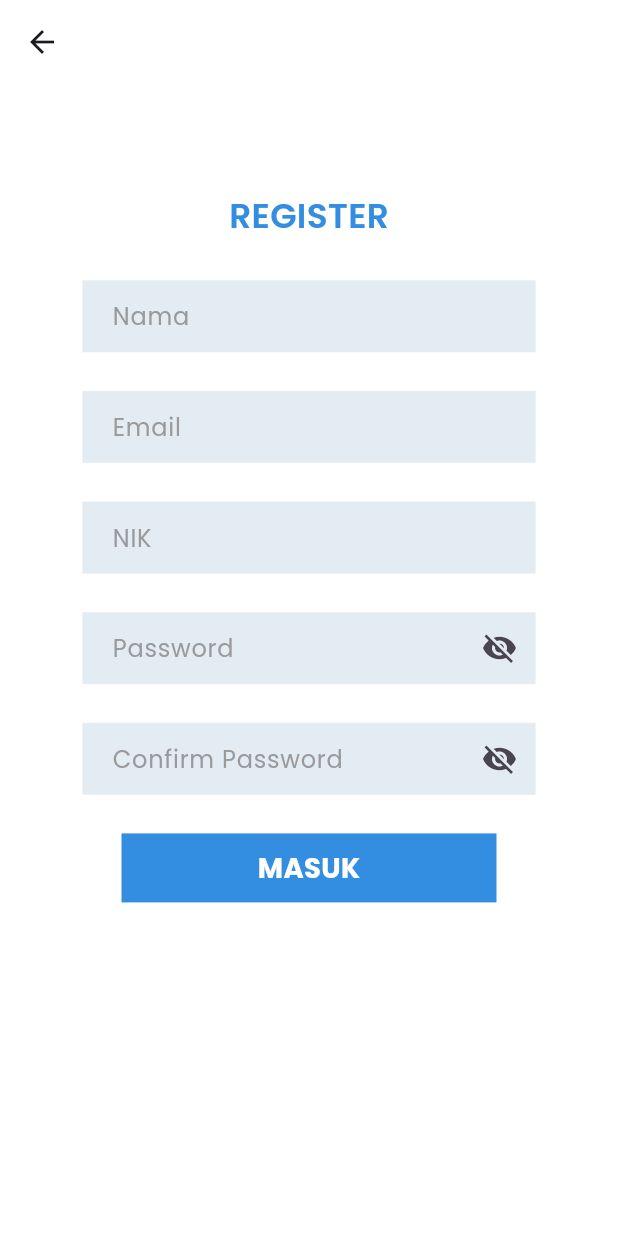
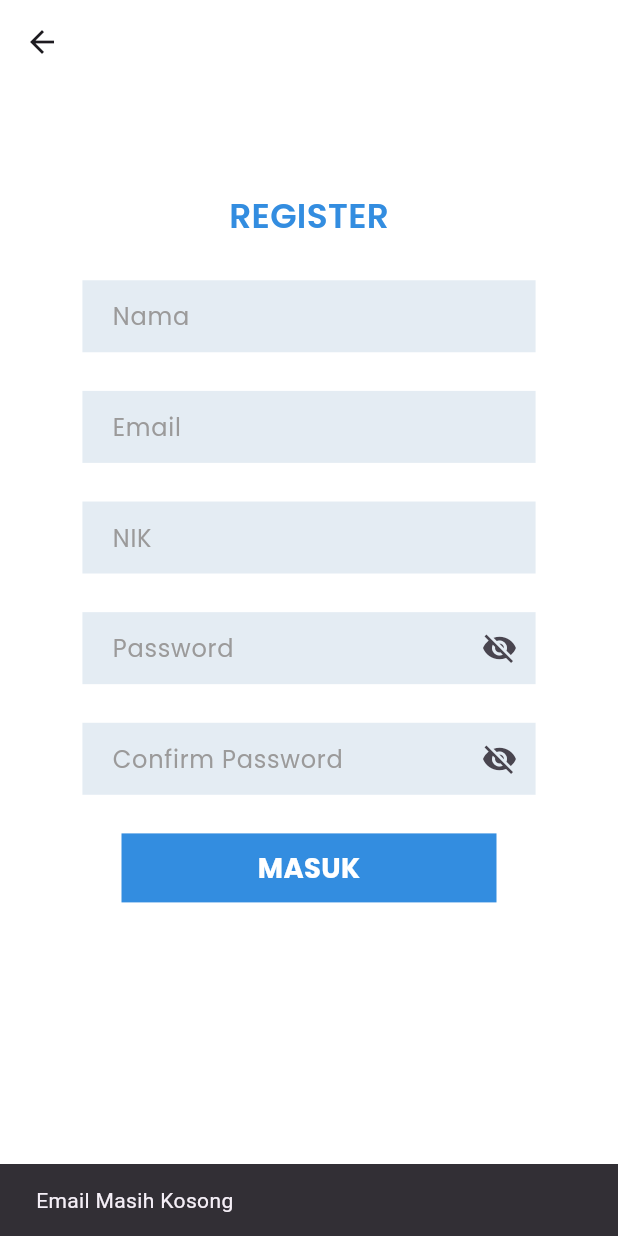
Before and after one commit to dapealfy/patra_app, a Flutter app: the RegisterScreen screen opened by its route, after a tap on "MASUK", on a phone screen of 412 x 824 dp. Run offline on Flutter 3.47's test engine with Material 3 defaults, Android fonts, the phone set to English and light mode, and no system bars; our stand-ins replace cached_network_image, firebase_core, firebase_messaging, flutter_screenutil, flutter_secure_storage, get_it and 3 more; accounts and stored records are empty; generated files the repository leaves out were written again; network calls fail.

Commit message:
adding error message

```diff
--- a/lib/feature/auth/register/register_viewmodel.dart
+++ b/lib/feature/auth/register/register_viewmodel.dart
@@ -50,6 +50,40 @@ class RegisterViewModel extends ChangeNotifier {
       if (response.statCode == 200) {
         navigatorKey.currentContext!.goNamed(RoutesName.login);
       }
+    } else {
+      if(!emailController.text.isNotEmpty){
+        ScaffoldMessenger.of(navigatorKey.currentContext!).showSnackBar(
+          const SnackBar(
+            content: Text(
+              'Email Masih Kosong',
+            ),
+          ),
+        );
+      } else if(!isEmailValid){
+        ScaffoldMessenger.of(navigatorKey.currentContext!).showSnackBar(
+          const SnackBar(
+            content: Text(
+              'Format Email Salah',
+            ),
+          ),
+        );
+      } else if(passwordController.text.length < 8){
+        ScaffoldMessenger.of(navigatorKey.currentContext!).showSnackBar(
+          const SnackBar(
+            content: Text(
+              'Password Kurang dari 8 karakter',
+            ),
+          ),
+        );
+      } else if(passwordController.text != confirmPasswordController.text){
+        ScaffoldMessenger.of(navigatorKey.currentContext!).showSnackBar(
+          const SnackBar(
+            content: Text(
+              'Password Tidak Sama',
+            ),
+          ),
+        );
+      }
     }
   }
 }
--- a/lib/feature/home/complaint/detail_complaint_screen.dart
+++ b/lib/feature/home/complaint/detail_complaint_screen.dart
@@ -151,7 +151,7 @@ class _DetailComplaintScreenState extends State<DetailComplaintScreen> {
                         ),
                         if (vm.selectedComplaint?.status == 'done') ...[
                           Text(
-                            'Sparepart',
+                            'Jenis Keluhan',
                             style: AppTextStyles.caption1.copyWith(
                               fontWeight: FontWeight.bold,
                             ),
--- a/lib/feature/home/complaint/update_complaint_screen.dart
+++ b/lib/feature/home/complaint/update_complaint_screen.dart
@@ -109,7 +109,7 @@ class UpdateComplaintScreen extends StatelessWidget {
                     height: 36,
                   ),
                   Text(
-                    'Sparepart',
+                    'Jenis Keluhan',
                     style: AppTextStyles.caption1.copyWith(
                       fontWeight: FontWeight.bold,
                     ),
```
Also changed, not shown: lib/feature/auth/login/login_viewmodel.dart (+36 -1 lines).
